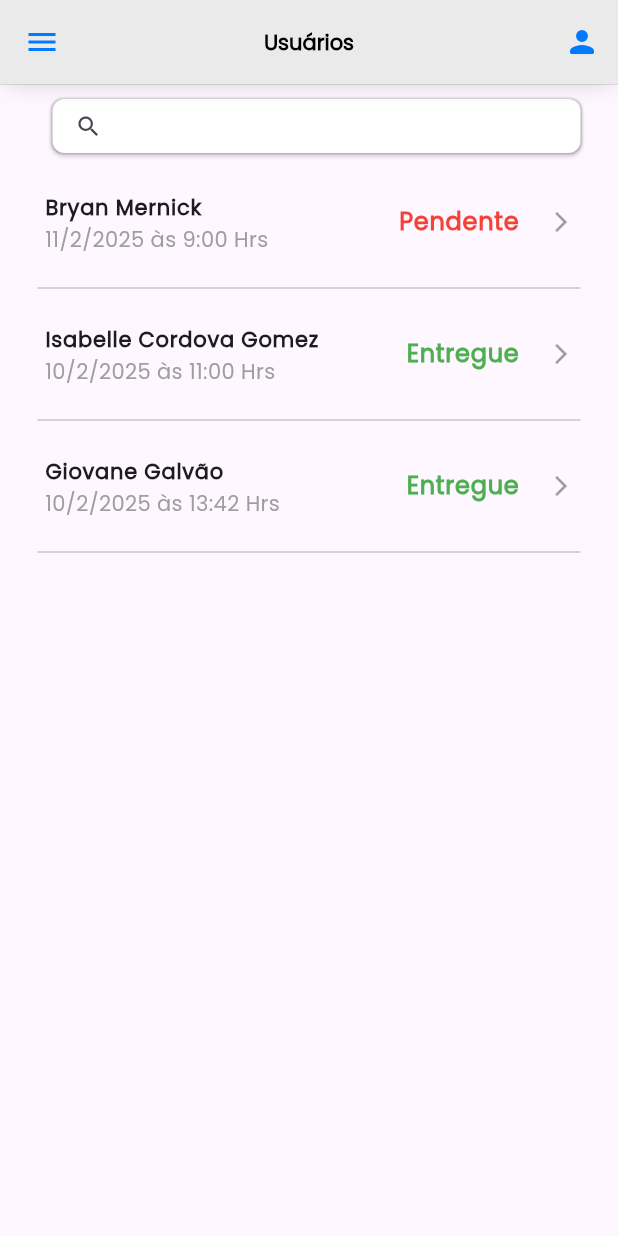
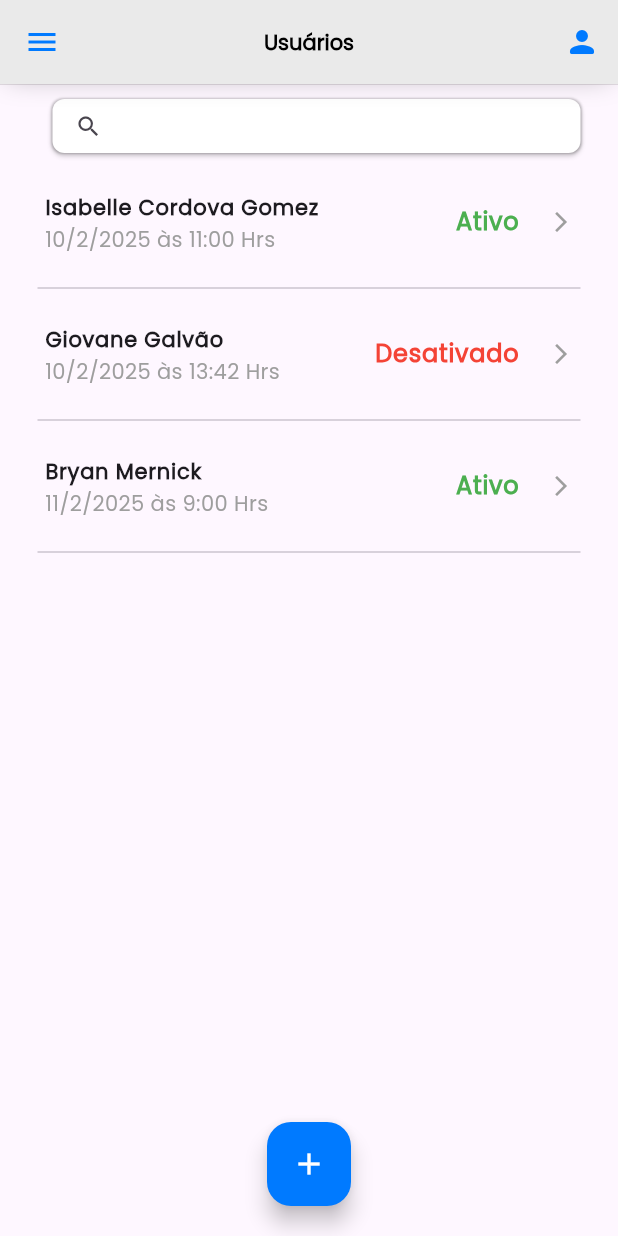
Before and after one commit to NutriClin/nutriclin, a Flutter app: the screen it shows after launch, on a phone screen of 412 x 824 dp. Run offline on Flutter 3.47's test engine with Material 3 defaults, Android fonts, the light colour scheme and no system bars; our stand-ins replace cloud_firestore, firebase_auth, firebase_core, flutter_svg; accounts and stored records are empty; statements that could not run were skipped.

Commit message:
feat: remanejamento das telas, criacao da lista de usuario, criacao da tela de detalhe do usuario

```diff
--- a/nutri_app/lib/components/custom_list.dart
+++ b/nutri_app/lib/components/custom_list_usuario.dart
@@ -1,13 +1,13 @@
 import 'package:flutter/material.dart';
 
-class CustomList extends StatelessWidget {
+class CustomListUsuario extends StatelessWidget {
   final Map<String, dynamic> report;
 
-  const CustomList({super.key, required this.report});
+  const CustomListUsuario({super.key, required this.report});
 
   @override
   Widget build(BuildContext context) {
-    bool isPendente = report["status"] == "Pendente";
+    bool isDesativado = report["status"] == "Desativado";
     return Column(
       children: [
         ListTile(
@@ -41,7 +41,7 @@ class CustomList extends StatelessWidget {
               Text(
                 report["status"],
                 style: TextStyle(
-                  color: isPendente ? Colors.red : Colors.green,
+                  color: isDesativado ? Colors.red : Colors.green,
                   fontWeight: FontWeight.bold,
                   fontSize: 16,
                   fontFamily: 'Poppins',
--- a/nutri_app/lib/main.dart
+++ b/nutri_app/lib/main.dart
@@ -1,9 +1,8 @@
 import 'package:flutter/material.dart';
 import 'package:firebase_core/firebase_core.dart';
-import 'package:nutri_app/home.dart';
-import 'package:nutri_app/usuarios.dart';
+import 'package:nutri_app/pages/usuarios.dart';
 import './firebase/firebase_options.dart';
-import 'login.dart';
+import 'pages/login.dart';
 // import 'home.dart';
 
 void main() async {
--- a/nutri_app/lib/home.dart
+++ b/nutri_app/lib/pages/home.dart
@@ -1,6 +1,6 @@
 import 'package:flutter/material.dart';
+import 'package:nutri_app/components/custom_appbar.dart';
 import 'package:nutri_app/components/custom_box.dart';
-import 'components/custom_appbar.dart';
 import 'usuarios.dart';
 
 class HomePage extends StatelessWidget {
--- a/nutri_app/lib/usuarios.dart
+++ b/nutri_app/lib/pages/usuarios.dart
@@ -1,7 +1,8 @@
 import 'package:flutter/material.dart';
+import 'package:nutri_app/components/custom_appbar.dart';
 import 'package:nutri_app/components/custom_input_search.dart';
-import 'package:nutri_app/components/custom_list.dart';
-import 'components/custom_appbar.dart';
+import 'package:nutri_app/components/custom_list_usuario.dart';
+import 'package:nutri_app/pages/usuario_detalhe.dart';
 
 class UsuarioPage extends StatefulWidget {
   const UsuarioPage({super.key});
@@ -18,17 +19,17 @@ class _UsuarioPageState extends State<UsuarioPage> {
     {
       "nome": "Bryan Mernick",
       "data": DateTime(2025, 2, 11, 9, 0),
-      "status": "Pendente",
+      "status": "Ativo",
     },
     {
       "nome": "Giovane Galvão",
       "data": DateTime(2025, 2, 10, 13, 42),
-      "status": "Entregue",
+      "status": "Desativado",
     },
     {
       "nome": "Isabelle Cordova Gomez",
       "data": DateTime(2025, 2, 10, 11, 0),
-      "status": "Entregue",
+      "status": "Ativo",
     },
   ];
 
@@ -37,8 +38,7 @@ class _UsuarioPageState extends State<UsuarioPage> {
   @override
   void initState() {
     super.initState();
-    filteredReports =
-        List.from(allReports); // Inicializa a lista filtrada com todos os itens
+    filteredReports = List.from(allReports);
     _searchController.addListener(_filterReports);
   }
 
@@ -59,17 +59,10 @@ class _UsuarioPageState extends State<UsuarioPage> {
   }
 
   @override
-
   Widget build(BuildContext context) {
-    // Ordenando a lista: "Pendente" primeiro e depois por data (mais novo por último)
+    // Ordenando a lista: mais novo por último
     filteredReports.sort((a, b) {
-      if (a['status'] == 'Pendente' && b['status'] != 'Pendente') {
-        return -1;
-      } else if (a['status'] != 'Pendente' && b['status'] == 'Pendente') {
-        return 1;
-      } else {
-        return a['data'].compareTo(b['data']);
-      }
+      return a['data'].compareTo(b['data']);
     });
 
     return Scaffold(
@@ -87,13 +80,32 @@ class _UsuarioPageState extends State<UsuarioPage> {
               child: ListView.builder(
                 itemCount: filteredReports.length,
                 itemBuilder: (context, index) {
-                  return CustomList(report: filteredReports[index]);
+                  return CustomListUsuario(report: filteredReports[index]);
                 },
               ),
             ),
           ],
         ),
       ),
+      floatingActionButton: Padding(
+        padding: const EdgeInsets.only(bottom: 20),
+        child: Align(
+          alignment: Alignment.bottomCenter,
+          child: FloatingActionButton(
+            onPressed: () {
+              Navigator.push(
+                context,
+                MaterialPageRoute(
+                  builder: (context) => UsuarioDetalhe(idUsuario: 123,),
+                ),
+              );
+            },
+            backgroundColor: const Color(0xFF007AFF),
+            child: const Icon(Icons.add, color: Colors.white),
+          ),
+        ),
+      ),
+      floatingActionButtonLocation: FloatingActionButtonLocation.centerDocked,
     );
   }
 }
```
Also changed, not shown: nutri_app/lib/components/custom_list_relatorio.dart (added, +61 -0 lines), nutri_app/lib/pages/login.dart (renamed from nutri_app/lib/login.dart, +4 -4 lines), nutri_app/lib/pages/usuario_detalhe.dart (added, +63 -0 lines), nutri_app/lib/pages/calculos.dart (renamed from nutri_app/lib/calculos.dart), nutri_app/lib/pages/tmb.dart (renamed from nutri_app/lib/tmb.dart).
